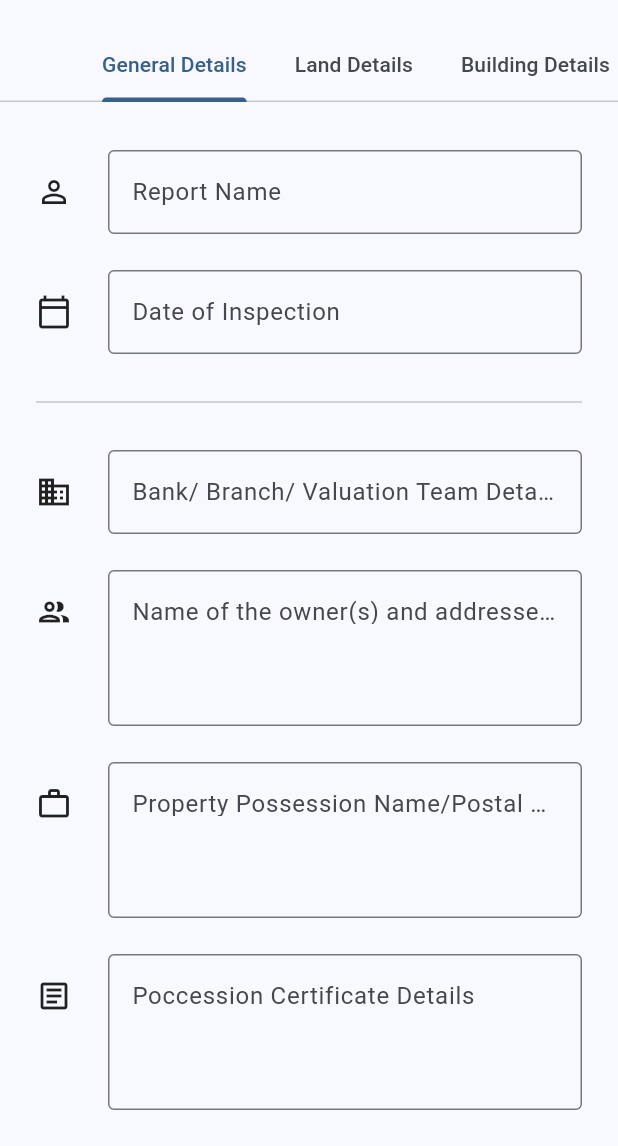
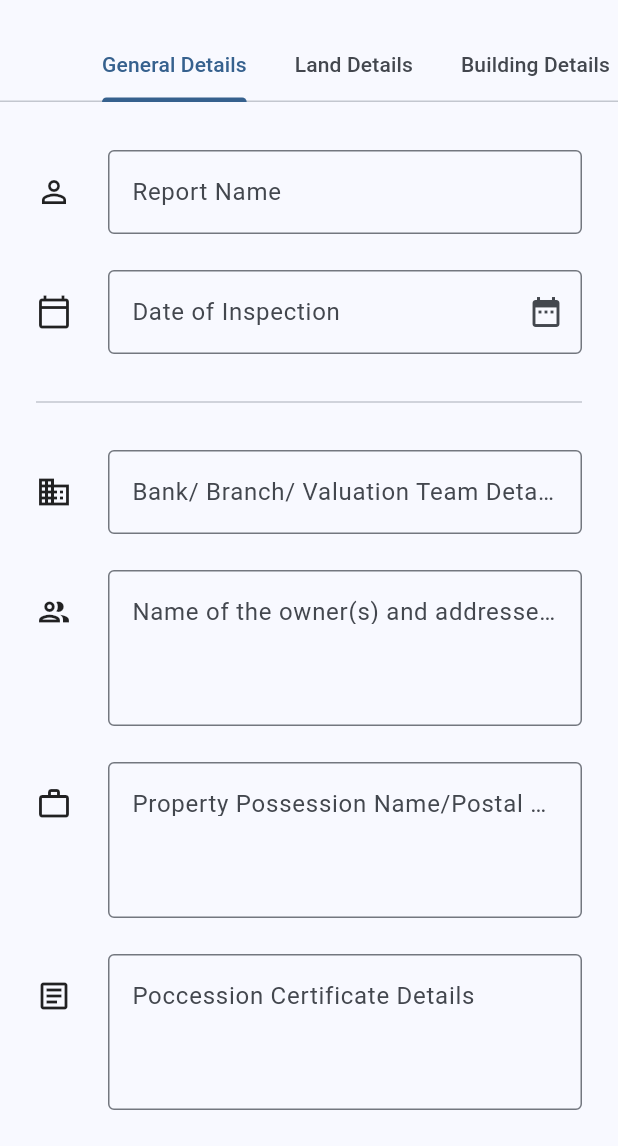
Before and after one commit to deninpaul/ValuatorX, a Flutter app: the ValuationForm screen opened by its route, on a phone screen of 412 x 824 dp, the part 90-1236 px from its top. Run offline on Flutter 3.47's test engine with Material 3 defaults, Android fonts, the phone set to English and light mode, and no system bars; our stand-ins replace flutter_dotenv, flutter_map, geocoding, geolocator, image_picker, latlong2 and 2 more; missing offline and left inert: flutter_map_cache, flutter_map_marker_cluster, flutter_quill, http_cache_hive_store, oauth2; accounts and stored records are empty.

Commit message:
feat: Uploading images + Date picker

```diff
--- /dev/null
+++ b/lib/pages/common/field/date_field.dart
@@ -0,0 +1,81 @@
+import 'package:flutter/material.dart';
+import 'package:intl/intl.dart';
+
+class DatePickerField extends StatelessWidget {
+  final TextEditingController controller;
+  final IconData? icon;
+  final String name;
+  final bool required;
+  final bool enabled;
+  final bool isChild;
+  final String focusField;
+
+  const DatePickerField({
+    super.key,
+    required this.name,
+    required this.controller,
+    this.icon,
+    this.required = false,
+    this.isChild = false,
+    this.enabled = true,
+    this.focusField = "",
+  });
+
+  Future<void> _selectDate(BuildContext context) async {
+    final now = DateTime.now();
+    DateTime initialDate = now;
+
+    if (controller.text.isNotEmpty) {
+      try {
+        initialDate = DateFormat('dd/MM/yyyy').parseStrict(controller.text);
+      } catch (_) {
+        initialDate = now;
+      }
+    }
+
+    final DateTime? picked = await showDatePicker(
+      context: context,
+      initialDate: initialDate,
+      firstDate: DateTime(2010),
+      lastDate: DateTime(2050),
+    );
+
+    if (picked != null) {
+      controller.text = DateFormat('dd/MM/yyyy').format(picked);
+    }
+  }
+
+  @override
+  Widget build(BuildContext context) {
+    return Row(
+      spacing: 24,
+      children: [
+        if (isChild) const SizedBox(width: 24),
+        if (icon != null)
+          Padding(
+            padding: const EdgeInsets.symmetric(vertical: 16),
+            child: Icon(icon, size: 24),
+          ),
+        Expanded(
+          child: GestureDetector(
+            onTap: enabled ? () => _selectDate(context) : null,
+            child: AbsorbPointer(
+              child: TextFormField(
+                controller: controller,
+                enabled: enabled,
+                autofocus: name == focusField,
+                decoration: InputDecoration(
+                  labelText: name,
+                  border: const OutlineInputBorder(),
+                  suffixIcon: const Icon(Icons.date_range),
+                ),
+                validator: (value) =>
+                    required && (value == null || value.isEmpty) ? 'Required' : null,
+              ),
+            ),
+          ),
+        ),
+      ],
+    );
+  }
+}
--- a/lib/pages/valuation/valuation_details.dart
+++ b/lib/pages/valuation/valuation_details.dart
@@ -510,7 +510,10 @@ class _ValuationDetailsState extends State<ValuationDetails> with TickerProvider
                   child: NotesViewer(title: Valuation.REMARKS, value: widget.valuation.remarks, onPressed: onEditAction, tabIndex: 3),
                 ),
               ),
-              Padding(padding: EdgeInsets.symmetric(vertical: 24, horizontal: 20), child: ImagePickerField()),
+              Padding(
+                padding: EdgeInsets.symmetric(vertical: 24, horizontal: 20),
+                child: ImagePickerField(editMode: false, value: widget.valuation.photos, onEditAction: () => onEditAction(fieldTab: 4),),
+              ),
             ],
           ),
         ),
--- a/lib/pages/valuation/valuation_form.dart
+++ b/lib/pages/valuation/valuation_form.dart
@@ -3,11 +3,13 @@ import 'package:provider/provider.dart';
 import 'package:valuatorx/modals/valuation.dart';
 import 'package:valuatorx/pages/common/field/area_field.dart';
 import 'package:valuatorx/pages/common/field/basic_field.dart';
+import 'package:valuatorx/pages/common/field/date_field.dart';
 import 'package:valuatorx/pages/common/field/dropdown_field.dart';
 import 'package:valuatorx/pages/common/field/location_field.dart';
 import 'package:valuatorx/pages/common/field/notes_field.dart';
 import 'package:valuatorx/pages/common/field/table_field.dart';
 import 'package:valuatorx/pages/common/button/save_button.dart';
+import 'package:valuatorx/pages/common/image/image_picker.dart';
 import 'package:valuatorx/providers/valuation_provider.dart';
 import 'package:valuatorx/utils/common_utils.dart';
 
@@ -63,15 +65,16 @@ class _ValuationFormState extends State<ValuationForm> with TickerProviderStateM
   }
 
   submitForm() async {
-    // final provider = Provider.of<LandRateProvider>(context, listen: false);
-    // final id = widget.editMode ? provider.getSelectedLandRate().id : provider.generateIndex();
-    // final values = {for (final key in fieldKeys) key: controllers[key]!.text.trim(), "id": id};
-    // final LandRate newLandRate = LandRate.fromJson(values);
-    // if (widget.editMode) {
-    //   await provider.updateLandRate(context, newLandRate);
-    // } else {
-    //   await provider.addLandRate(context, newLandRate);
-    // }
+    final provider = Provider.of<ValuationProvider>(context, listen: false);
+    final id = widget.editMode ? provider.getSelectedValuation().id : provider.generateIndex();
+    final values = {for (final key in fieldKeys) key: controllers[key]!.text.trim(), "id": id};
+    final Valuation newValuation = Valuation.fromJson(values);
+    newValuation.status = Valuation.statusOptions[0];
+    if (widget.editMode) {
+      await provider.updateValuation(context, newValuation);
+    } else {
+      await provider.addValuations(context, newValuation);
+    }
   }
 
   @override
@@ -80,6 +83,7 @@ class _ValuationFormState extends State<ValuationForm> with TickerProviderStateM
     final isMobile = size.width < 600;
     final modeName = widget.editMode ? "Edit" : "New";
     final formPadding = EdgeInsets.symmetric(horizontal: isMobile ? 24 : 48, vertical: 32);
+    final provider = Provider.of<ValuationProvider>(context);
 
     return Scaffold(
       resizeToAvoidBottomInset: true,
@@ -88,7 +92,7 @@ class _ValuationFormState extends State<ValuationForm> with TickerProviderStateM
         title: Text("$modeName Valuation Report", style: headerTheme),
         leading: IconButton(icon: Icon(Icons.close), onPressed: () => Navigator.of(context).pop()),
         actions: [
-          SaveButton(formKey: _formKey, onSubmit: () {}, enabled: ready),
+          SaveButton(formKey: _formKey, onSubmit: submitForm, enabled: ready, creating: provider.isCreating),
           PopupMenuButton(offset: const Offset(0, 48), itemBuilder: (ctx) => [PopupMenuItem(child: Text("Clear form"))]),
         ],
         bottom: TabBar(controller: _tabController, isScrollable: true, tabs: tabs.map((tab) => Tab(text: tab)).toList()),
@@ -109,12 +113,14 @@ class _ValuationFormState extends State<ValuationForm> with TickerProviderStateM
                     controller: controllers[Valuation.REPORT_NAME]!,
                     icon: Icons.person_outline,
                     focusField: widget.focusField,
+                    required: true,
                   ),
-                  BasicField(
+                  DatePickerField(
                     name: Valuation.DATE_OF_INSPECTION,
                     controller: controllers[Valuation.DATE_OF_INSPECTION]!,
                     icon: Icons.calendar_today_outlined,
                     focusField: widget.focusField,
+                    required: true,
                   ),
                   Divider(),
                   BasicField(
@@ -430,7 +436,10 @@ class _ValuationFormState extends State<ValuationForm> with TickerProviderStateM
               padding: EdgeInsets.symmetric(horizontal: 24, vertical: 24),
               child: ready ? NotesField(controller: controllers[Valuation.REMARKS]!) : CircularProgressIndicator(),
             ),
-            Text("Biii"),
+            Padding(
+              padding: EdgeInsets.symmetric(vertical: 28, horizontal: 20),
+              child: ImagePickerField(controller: controllers[Valuation.PHOTOS]!, editMode: true),
+            ),
           ],
         ),
       ),
--- a/lib/pages/valuation/valuation_screen.dart
+++ b/lib/pages/valuation/valuation_screen.dart
@@ -72,7 +72,7 @@ class _ValuationsState extends State<Valuations> {
                       ),
                       SizedBox(height: 16),
                       ExpandableList(
-                        items: provider.valuations,
+                        items: provider.valuations.reversed.toList(),
                         isLoading: provider.isLoading,
                         itemBuilder: (ctx, valuation, index) {
                           return SummaryTile(
--- a/pubspec.yaml
+++ b/pubspec.yaml
@@ -17,6 +17,7 @@ dependencies:
   geolocator: ^11.0.0
   http_cache_hive_store: ^5.0.0
   image_picker: ^1.1.2
+  intl: ^0.19.0
   latlong2: ^0.9.1
   oauth2: ^2.0.1
   provider: ^6.1.4
```
Also changed, not shown: lib/pages/common/image/image_picker.dart (+101 -19 lines), lib/pages/common/image/image_viewer.dart (+6 -5 lines), lib/providers/valuation_provider.dart (+33 -1 lines), lib/utils/excel_service.dart (+30 -12 lines), pubspec.lock.
